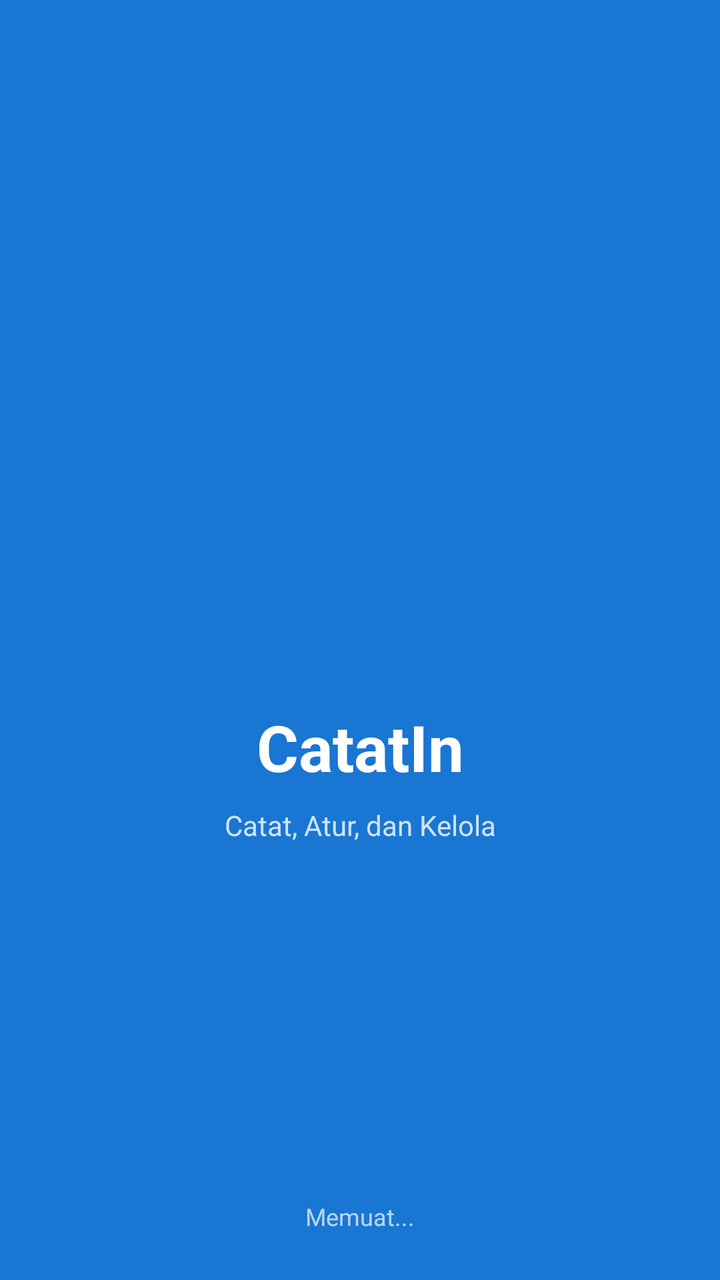
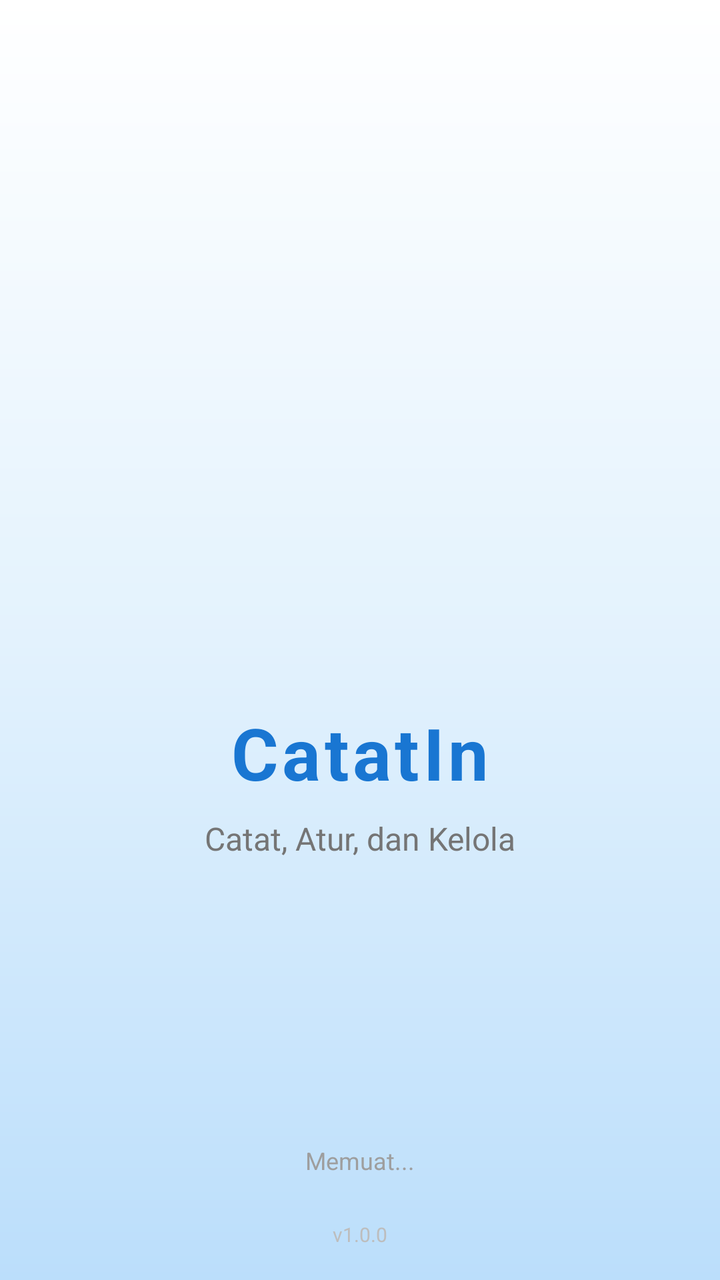

Before-and-after screenshots of an Android layout around one commit, followed by the original layout XML and the change that was made.
<!-- AndroidManifest.xml: activity theme Theme.CatatIn.NoActionBar -->
<!-- res/layout/activity_splash.xml -->
<?xml version="1.0" encoding="utf-8"?>
<androidx.constraintlayout.widget.ConstraintLayout xmlns:android="http://schemas.android.com/apk/res/android"
    xmlns:app="http://schemas.android.com/apk/res-auto"
    android:layout_width="match_parent"
    android:layout_height="match_parent"
    android:background="@color/colorPrimary">

    
    <ImageView
        android:id="@+id/ivLogo"
        android:layout_width="120dp"
        android:layout_height="120dp"
        android:src="@mipmap/ic_launcher"
        android:contentDescription="@string/app_name"
        app:layout_constraintTop_toTopOf="parent"
        app:layout_constraintBottom_toBottomOf="parent"
        app:layout_constraintStart_toStartOf="parent"
        app:layout_constraintEnd_toEndOf="parent"
        app:layout_constraintVertical_bias="0.4" />

    
    <TextView
        android:id="@+id/tvAppName"
        android:layout_width="wrap_content"
        android:layout_height="wrap_content"
        android:text="@string/app_name"
        android:textSize="32sp"
        android:textStyle="bold"
        android:textColor="@android:color/white"
        android:layout_marginTop="24dp"
        app:layout_constraintTop_toBottomOf="@id/ivLogo"
        app:layout_constraintStart_toStartOf="parent"
        app:layout_constraintEnd_toEndOf="parent" />

    
    <TextView
        android:id="@+id/tvTagline"
        android:layout_width="wrap_content"
        android:layout_height="wrap_content"
        android:text="Catat, Atur, dan Kelola"
        android:textSize="14sp"
        android:textColor="@android:color/white"
        android:alpha="0.8"
        android:layout_marginTop="8dp"
        app:layout_constraintTop_toBottomOf="@id/tvAppName"
        app:layout_constraintStart_toStartOf="parent"
        app:layout_constraintEnd_toEndOf="parent" />

    
    <ProgressBar
        android:id="@+id/progressBar"
        android:layout_width="wrap_content"
        android:layout_height="wrap_content"
        android:indeterminateTint="@android:color/white"
        android:layout_marginBottom="48dp"
        app:layout_constraintBottom_toBottomOf="parent"
        app:layout_constraintStart_toStartOf="parent"
        app:layout_constraintEnd_toEndOf="parent" />

    
    <TextView
        android:id="@+id/tvLoading"
        android:layout_width="wrap_content"
        android:layout_height="wrap_content"
        android:text="Memuat..."
        android:textSize="12sp"
        android:textColor="@android:color/white"
        android:alpha="0.7"
        android:layout_marginTop="8dp"
        app:layout_constraintTop_toBottomOf="@id/progressBar"
        app:layout_constraintStart_toStartOf="parent"
        app:layout_constraintEnd_toEndOf="parent" />

</androidx.constraintlayout.widget.ConstraintLayout>
<!-- resources referenced by this layout -->
<resources>
  <color name="colorPrimary">#1976D2</color>
  <!-- mipmap ic_launcher (mipmap-anydpi-v26) -->
  <?xml version="1.0" encoding="utf-8"?>
  <adaptive-icon xmlns:android="http://schemas.android.com/apk/res/android">
      <background android:drawable="@drawable/ic_launcher_background" />
      <foreground android:drawable="@drawable/ic_launcher_foreground" />
      <monochrome android:drawable="@drawable/ic_launcher_foreground" />
  </adaptive-icon>
  <string name="app_name">CatatIn</string>
  <style name="Theme.CatatIn.NoActionBar" parent="Theme.CatatIn">
          <item name="windowActionBar">false</item>
          <item name="windowNoTitle">true</item>
          <item name="android:statusBarColor">@color/colorPrimary</item>
      </style>
  <!-- drawable ic_launcher_background (drawable) -->
  <?xml version="1.0" encoding="utf-8"?>
  <vector xmlns:android="http://schemas.android.com/apk/res/android"
      android:width="108dp"
      android:height="108dp"
      android:viewportWidth="108"
      android:viewportHeight="108">
      <path android:fillColor="#3DDC84"
            android:pathData="M0,0h108v108h-108z" />
      <path android:fillColor="#00000000"
            android:pathData="M9,0L9,108L99,108L99,0L9,0ZM91,8L91,100L17,100L17,8L91,8Z"
            android:strokeWidth="2"
            android:strokeColor="#33FFFFFF" />
  </vector>
  <!-- drawable ic_launcher_foreground (drawable) -->
  <?xml version="1.0" encoding="utf-8"?>
  <vector xmlns:android="http://schemas.android.com/apk/res/android"
      android:width="108dp"
      android:height="108dp"
      android:viewportWidth="108"
      android:viewportHeight="108">
      <group android:scaleX="0.58"
             android:scaleY="0.58"
             android:translateX="22.68"
             android:translateY="22.68">
          <path android:fillColor="#FFFFFF"
                android:pathData="M31,63.928c0,0 6.4,-11 12.1,-13.1c7.2,-2.6 26,-1.4 26,-1.4l38.1,38.1L107,108.928l-32,-1L31,63.928z"/>
          <path android:fillColor="#FFFFFF"
                android:pathData="M65.3,45.828l3.8,-6.6c0.2,-0.4 0.1,-0.9 -0.3,-1.1c-0.4,-0.2 -0.9,-0.1 -1.1,0.3l-3.9,6.7c-6.3,-2.8 -13.4,-2.8 -19.7,0l-3.9,-6.7c-0.2,-0.4 -0.7,-0.5 -1.1,-0.3C38.8,38.328 38.7,38.828 38.9,39.228l3.8,6.6C36.2,49.428 31.7,56.028 31,63.928h46C76.3,56.028 71.8,49.428 65.3,45.828zM43.4,57.328c-0.8,0 -1.5,-0.5 -1.8,-1.2c-0.3,-0.7 -0.1,-1.5 0.4,-2.1c0.5,-0.5 1.4,-0.7 2.1,-0.4c0.7,0.3 1.2,1 1.2,1.8C45.3,56.528 44.5,57.328 43.4,57.328L43.4,57.328zM64.6,57.328c-0.8,0 -1.5,-0.5 -1.8,-1.2s-0.1,-1.5 0.4,-2.1c0.5,-0.5 1.4,-0.7 2.1,-0.4c0.7,0.3 1.2,1 1.2,1.8C66.5,56.528 65.6,57.328 64.6,57.328L64.6,57.328z"/>
          <path android:fillColor="#FFFFFF"
                android:pathData="M30.5,85.928c-0.4,-0.1 -0.9,0.1 -1.2,0.4c-0.3,0.3 -0.5,0.8 -0.4,1.2c0.1,0.4 0.4,0.8 0.8,1c0.4,0.2 0.9,0.2 1.3,-0.1c0.4,-0.3 0.6,-0.7 0.6,-1.2C31.6,86.828 31.1,86.028 30.5,85.928z"/>
      </group>
  </vector>
  <style name="Theme.CatatIn" parent="Theme.Material3.DayNight">
          
          <item name="colorPrimary">@color/purple_500</item>
          <item name="colorPrimaryVariant">@color/purple_700</item>
          <item name="colorOnPrimary">@color/white</item>
          
          <item name="colorSecondary">@color/teal_200</item>
          <item name="colorSecondaryVariant">@color/teal_700</item>
          <item name="colorOnSecondary">@color/black</item>
          
          <item name="android:statusBarColor">?attr/colorPrimaryVariant</item>
          
      </style>
  <color name="purple_500">#FF6200EE</color>
  <color name="purple_700">#FF3700B3</color>
  <color name="white">#FFFFFFFF</color>
  <color name="teal_200">#FF03DAC5</color>
  <color name="teal_700">#FF018786</color>
  <color name="black">#FF000000</color>
</resources>

<!-- the commit's change to res/layout/activity_splash.xml (unified diff, before → after) -->
@@ -3,20 +3,26 @@
     xmlns:app="http://schemas.android.com/apk/res-auto"
     android:layout_width="match_parent"
     android:layout_height="match_parent"
-    android:background="@color/colorPrimary">
+    android:background="#FFFFFF">
+
+    
+    <View
+        android:layout_width="match_parent"
+        android:layout_height="match_parent"
+        android:background="@drawable/bg_splash_gradient"/>
 
     
     <ImageView
         android:id="@+id/ivLogo"
-        android:layout_width="120dp"
-        android:layout_height="120dp"
-        android:src="@mipmap/ic_launcher"
+        android:layout_width="160dp"
+        android:layout_height="160dp"
+        android:src="@mipmap/logo"
         android:contentDescription="@string/app_name"
         app:layout_constraintTop_toTopOf="parent"
         app:layout_constraintBottom_toBottomOf="parent"
         app:layout_constraintStart_toStartOf="parent"
         app:layout_constraintEnd_toEndOf="parent"
-        app:layout_constraintVertical_bias="0.4" />
+        app:layout_constraintVertical_bias="0.35" />
 
     
     <TextView
@@ -24,10 +30,11 @@
         android:layout_width="wrap_content"
         android:layout_height="wrap_content"
         android:text="@string/app_name"
-        android:textSize="32sp"
+        android:textSize="36sp"
         android:textStyle="bold"
-        android:textColor="@android:color/white"
+        android:textColor="#1976D2"
         android:layout_marginTop="24dp"
+        android:letterSpacing="0.05"
         app:layout_constraintTop_toBottomOf="@id/ivLogo"
         app:layout_constraintStart_toStartOf="parent"
         app:layout_constraintEnd_toEndOf="parent" />
@@ -38,9 +45,8 @@
         android:layout_width="wrap_content"
         android:layout_height="wrap_content"
         android:text="Catat, Atur, dan Kelola"
-        android:textSize="14sp"
-        android:textColor="@android:color/white"
-        android:alpha="0.8"
+        android:textSize="16sp"
+        android:textColor="#757575"
         android:layout_marginTop="8dp"
         app:layout_constraintTop_toBottomOf="@id/tvAppName"
         app:layout_constraintStart_toStartOf="parent"
@@ -49,10 +55,10 @@
     
     <ProgressBar
         android:id="@+id/progressBar"
-        android:layout_width="wrap_content"
-        android:layout_height="wrap_content"
-        android:indeterminateTint="@android:color/white"
-        android:layout_marginBottom="48dp"
+        android:layout_width="32dp"
+        android:layout_height="32dp"
+        android:indeterminateTint="#1976D2"
+        android:layout_marginBottom="80dp"
         app:layout_constraintBottom_toBottomOf="parent"
         app:layout_constraintStart_toStartOf="parent"
         app:layout_constraintEnd_toEndOf="parent" />
@@ -64,11 +70,22 @@
         android:layout_height="wrap_content"
         android:text="Memuat..."
         android:textSize="12sp"
-        android:textColor="@android:color/white"
-        android:alpha="0.7"
-        android:layout_marginTop="8dp"
+        android:textColor="#9E9E9E"
+        android:layout_marginTop="12dp"
         app:layout_constraintTop_toBottomOf="@id/progressBar"
         app:layout_constraintStart_toStartOf="parent"
         app:layout_constraintEnd_toEndOf="parent" />
 
+    
+    <TextView
+        android:layout_width="wrap_content"
+        android:layout_height="wrap_content"
+        android:text="v1.0.0"
+        android:textSize="10sp"
+        android:textColor="#BDBDBD"
+        android:layout_marginBottom="16dp"
+        app:layout_constraintBottom_toBottomOf="parent"
+        app:layout_constraintStart_toStartOf="parent"
+        app:layout_constraintEnd_toEndOf="parent" />
+
 </androidx.constraintlayout.widget.ConstraintLayout>
<!-- resource entries referenced after the edit -->
@@ -1,53 +1,30 @@
 <!-- resources referenced by this layout -->
 <resources>
-  <color name="colorPrimary">#1976D2</color>
-  <!-- mipmap ic_launcher (mipmap-anydpi-v26) -->
+  <!-- drawable bg_splash_gradient (drawable) -->
+  <?xml version="1.0" encoding="utf-8"?>
+  <shape xmlns:android="http://schemas.android.com/apk/res/android">
+      <gradient
+          android:startColor="#FFFFFF"
+          android:centerColor="#E3F2FD"
+          android:endColor="#BBDEFB"
+          android:angle="270"
+          android:type="linear"/>
+  </shape>
+  <!-- mipmap logo (mipmap-anydpi-v26) -->
   <?xml version="1.0" encoding="utf-8"?>
   <adaptive-icon xmlns:android="http://schemas.android.com/apk/res/android">
-      <background android:drawable="@drawable/ic_launcher_background" />
-      <foreground android:drawable="@drawable/ic_launcher_foreground" />
-      <monochrome android:drawable="@drawable/ic_launcher_foreground" />
+      <background android:drawable="@color/logo_background"/>
+      <foreground android:drawable="@mipmap/logo_foreground"/>
   </adaptive-icon>
+  <color name="colorPrimary">#1976D2</color>
   <string name="app_name">CatatIn</string>
   <style name="Theme.CatatIn.NoActionBar" parent="Theme.CatatIn">
           <item name="windowActionBar">false</item>
           <item name="windowNoTitle">true</item>
           <item name="android:statusBarColor">@color/colorPrimary</item>
       </style>
-  <!-- drawable ic_launcher_background (drawable) -->
-  <?xml version="1.0" encoding="utf-8"?>
-  <vector xmlns:android="http://schemas.android.com/apk/res/android"
-      android:width="108dp"
-      android:height="108dp"
-      android:viewportWidth="108"
-      android:viewportHeight="108">
-      <path android:fillColor="#3DDC84"
-            android:pathData="M0,0h108v108h-108z" />
-      <path android:fillColor="#00000000"
-            android:pathData="M9,0L9,108L99,108L99,0L9,0ZM91,8L91,100L17,100L17,8L91,8Z"
-            android:strokeWidth="2"
-            android:strokeColor="#33FFFFFF" />
-  </vector>
-  <!-- drawable ic_launcher_foreground (drawable) -->
-  <?xml version="1.0" encoding="utf-8"?>
-  <vector xmlns:android="http://schemas.android.com/apk/res/android"
-      android:width="108dp"
-      android:height="108dp"
-      android:viewportWidth="108"
-      android:viewportHeight="108">
-      <group android:scaleX="0.58"
-             android:scaleY="0.58"
-             android:translateX="22.68"
-             android:translateY="22.68">
-          <path android:fillColor="#FFFFFF"
-                android:pathData="M31,63.928c0,0 6.4,-11 12.1,-13.1c7.2,-2.6 26,-1.4 26,-1.4l38.1,38.1L107,108.928l-32,-1L31,63.928z"/>
-          <path android:fillColor="#FFFFFF"
-                android:pathData="M65.3,45.828l3.8,-6.6c0.2,-0.4 0.1,-0.9 -0.3,-1.1c-0.4,-0.2 -0.9,-0.1 -1.1,0.3l-3.9,6.7c-6.3,-2.8 -13.4,-2.8 -19.7,0l-3.9,-6.7c-0.2,-0.4 -0.7,-0.5 -1.1,-0.3C38.8,38.328 38.7,38.828 38.9,39.228l3.8,6.6C36.2,49.428 31.7,56.028 31,63.928h46C76.3,56.028 71.8,49.428 65.3,45.828zM43.4,57.328c-0.8,0 -1.5,-0.5 -1.8,-1.2c-0.3,-0.7 -0.1,-1.5 0.4,-2.1c0.5,-0.5 1.4,-0.7 2.1,-0.4c0.7,0.3 1.2,1 1.2,1.8C45.3,56.528 44.5,57.328 43.4,57.328L43.4,57.328zM64.6,57.328c-0.8,0 -1.5,-0.5 -1.8,-1.2s-0.1,-1.5 0.4,-2.1c0.5,-0.5 1.4,-0.7 2.1,-0.4c0.7,0.3 1.2,1 1.2,1.8C66.5,56.528 65.6,57.328 64.6,57.328L64.6,57.328z"/>
-          <path android:fillColor="#FFFFFF"
-                android:pathData="M30.5,85.928c-0.4,-0.1 -0.9,0.1 -1.2,0.4c-0.3,0.3 -0.5,0.8 -0.4,1.2c0.1,0.4 0.4,0.8 0.8,1c0.4,0.2 0.9,0.2 1.3,-0.1c0.4,-0.3 0.6,-0.7 0.6,-1.2C31.6,86.828 31.1,86.028 30.5,85.928z"/>
-      </group>
-  </vector>
-  <style name="Theme.CatatIn" parent="Theme.Material3.DayNight">
+  <color name="logo_background">#FFFFFF</color>
+  <style name="Theme.CatatIn" parent="Theme.MaterialComponents.DayNight.NoActionBar">
           
           <item name="colorPrimary">@color/purple_500</item>
           <item name="colorPrimaryVariant">@color/purple_700</item>
